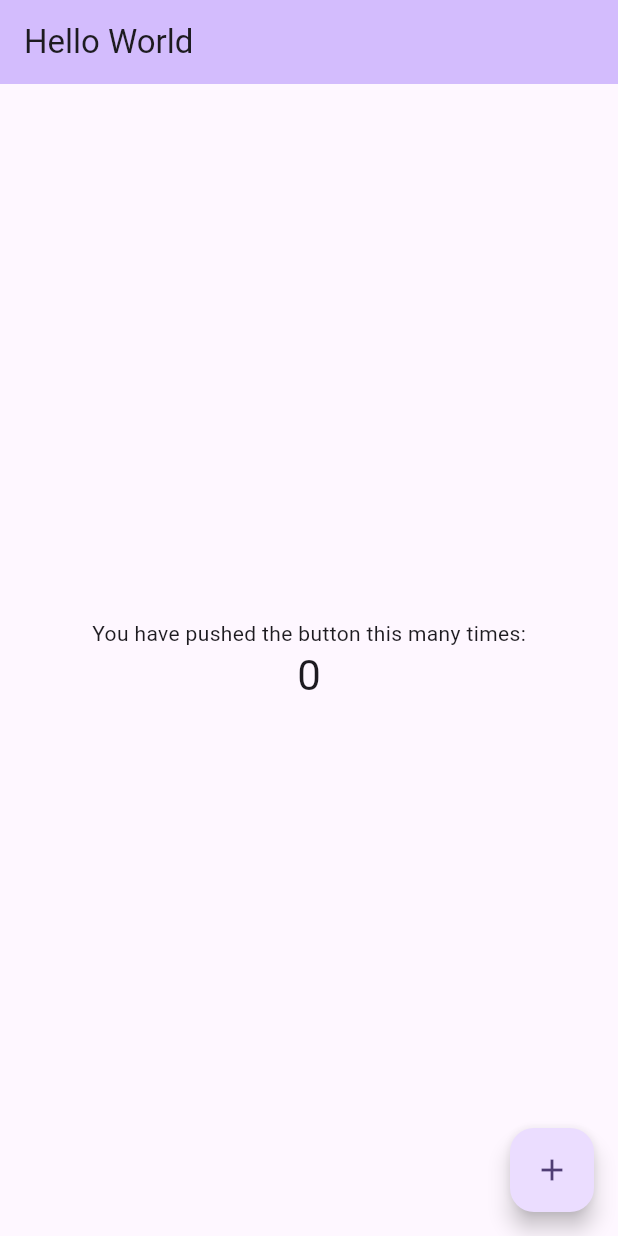
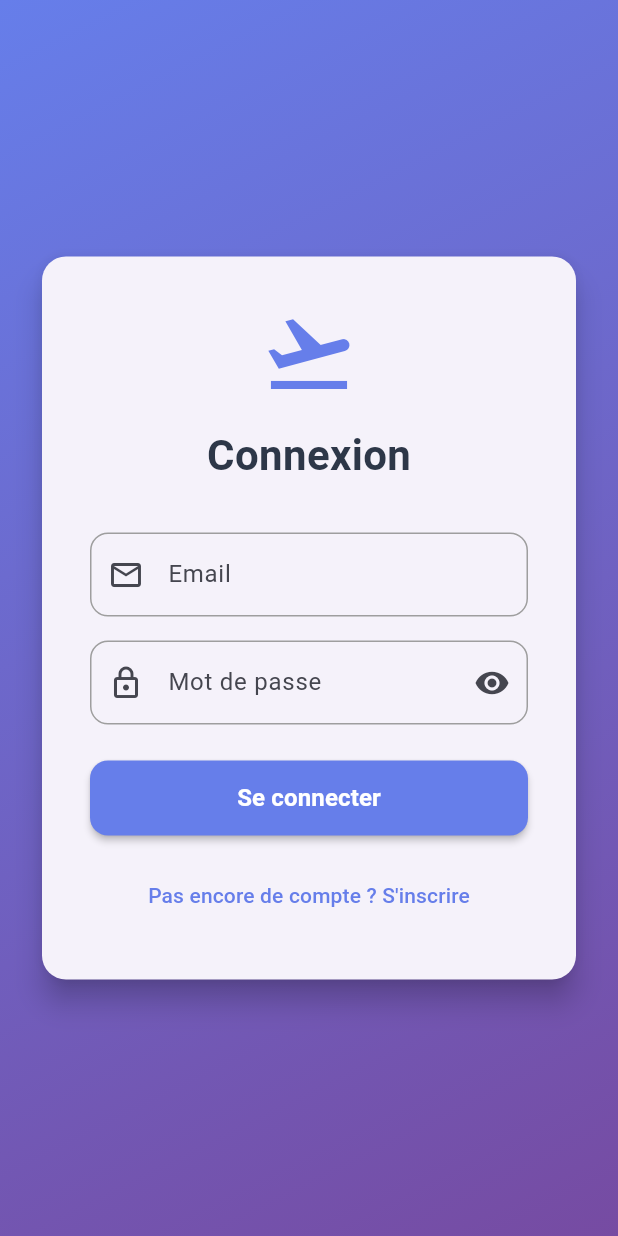
Before and after one commit to narisraz/travel_flutter, a Flutter app: the screen it shows after launch, on a phone screen of 412 x 824 dp. Run offline on Flutter 3.47's test engine with Material 3 defaults, Android fonts, the phone set to English and light mode, and no system bars; our stand-ins replace flutter_dotenv, flutter_riverpod, fpdart.

Commit message:
✨ Login page

```diff
--- a/lib/main.dart
+++ b/lib/main.dart
@@ -1,125 +1,31 @@
 import 'package:flutter/material.dart';
-import 'package:travel_flutter/core/config/env_config.dart';
+import 'package:flutter_riverpod/flutter_riverpod.dart';
+import 'package:travel_flutter/modules/core/config/env_config.dart';
+import 'package:travel_flutter/pages/auth/login/login_page.dart';
+import 'package:travel_flutter/pages/home/home_page.dart';
 
 void main() async {
   WidgetsFlutterBinding.ensureInitialized();
   await EnvConfig.load();
-  runApp(const MyApp());
+  runApp(const ProviderScope(child: MyApp()));
 }
 
 class MyApp extends StatelessWidget {
   const MyApp({super.key});
 
-  // This widget is the root of your application.
   @override
   Widget build(BuildContext context) {
     return MaterialApp(
-      title: 'Hello',
+      title: 'Travel Flutter',
       theme: ThemeData(
-        // This is the theme of your application.
-        //
-        // TRY THIS: Try running your application with "flutter run". You'll see
-        // the application has a purple toolbar. Then, without quitting the app,
-        // try changing the seedColor in the colorScheme below to Colors.green
-        // and then invoke "hot reload" (save your changes or press the "hot
-        // reload" button in a Flutter-supported IDE, or press "r" if you used
-        // the command line to start the app).
-        //
-        // Notice that the counter didn't reset back to zero; the application
-        // state is not lost during the reload. To reset the state, use hot
-        // restart instead.
-        //
-        // This works for code too, not just values: Most code changes can be
-        // tested with just a hot reload.
-        colorScheme: ColorScheme.fromSeed(seedColor: Colors.deepPurple),
+        colorScheme: ColorScheme.fromSeed(seedColor: const Color(0xFF667eea)),
+        useMaterial3: true,
       ),
-      home: const MyHomePage(title: 'Hello World'),
+      initialRoute: '/login',
+      routes: {
+        '/login': (context) => const LoginPage(),
+        '/home': (context) => const HomePage(),
+      },
     );
   }
 }
-
-class MyHomePage extends StatefulWidget {
-  const MyHomePage({super.key, required this.title});
-
-  // This widget is the home page of your application. It is stateful, meaning
-  // that it has a State object (defined below) that contains fields that affect
-  // how it looks.
-
-  // This class is the configuration for the state. It holds the values (in this
-  // case the title) provided by the parent (in this case the App widget) and
-  // used by the build method of the State. Fields in a Widget subclass are
-  // always marked "final".
-
-  final String title;
-
-  @override
-  State<MyHomePage> createState() => _MyHomePageState();
-}
-
-class _MyHomePageState extends State<MyHomePage> {
-  int _counter = 0;
-
-  void _incrementCounter() {
-    setState(() {
-      // This call to setState tells the Flutter framework that something has
-      // changed in this State, which causes it to rerun the build method below
-      // so that the display can reflect the updated values. If we changed
-      // _counter without calling setState(), then the build method would not be
-      // called again, and so nothing would appear to happen.
-      _counter++;
-    });
-  }
-
-  @override
-  Widget build(BuildContext context) {
-    // This method is rerun every time setState is called, for instance as done
-    // by the _incrementCounter method above.
-    //
-    // The Flutter framework has been optimized to make rerunning build methods
-    // fast, so that you can just rebuild anything that needs updating rather
-    // than having to individually change instances of widgets.
-    return Scaffold(
-      appBar: AppBar(
-        // TRY THIS: Try changing the color here to a specific color (to
-        // Colors.amber, perhaps?) and trigger a hot reload to see the AppBar
-        // change color while the other colors stay the same.
-        backgroundColor: Theme.of(context).colorScheme.inversePrimary,
-        // Here we take the value from the MyHomePage object that was created by
-        // the App.build method, and use it to set our appbar title.
-        title: Text(widget.title),
-      ),
-      body: Center(
-        // Center is a layout widget. It takes a single child and positions it
-        // in the middle of the parent.
-        child: Column(
-          // Column is also a layout widget. It takes a list of children and
-          // arranges them vertically. By default, it sizes itself to fit its
-          // children horizontally, and tries to be as tall as its parent.
-          //
-          // Column has various properties to control how it sizes itself and
-          // how it positions its children. Here we use mainAxisAlignment to
-          // center the children vertically; the main axis here is the vertical
-          // axis because Columns are vertical (the cross axis would be
-          // horizontal).
-          //
-          // TRY THIS: Invoke "debug painting" (choose the "Toggle Debug Paint"
-          // action in the IDE, or press "p" in the console), to see the
-          // wireframe for each widget.
-          mainAxisAlignment: MainAxisAlignment.center,
-          children: <Widget>[
-            const Text('You have pushed the button this many times:'),
-            Text(
-              '$_counter',
-              style: Theme.of(context).textTheme.headlineMedium,
-            ),
-          ],
-        ),
-      ),
-      floatingActionButton: FloatingActionButton(
-        onPressed: _incrementCounter,
-        tooltip: 'Increment',
-        child: const Icon(Icons.add),
-      ), // This trailing comma makes auto-formatting nicer for build methods.
-    );
-  }
-}
--- /dev/null
+++ b/lib/modules/auth/infrastructure/providers/auth_providers.dart
@@ -0,0 +1,24 @@
+import 'package:flutter_riverpod/flutter_riverpod.dart';
+import 'package:travel_flutter/modules/auth/application/use_cases/login.dart';
+import 'package:travel_flutter/modules/auth/domain/repositories/auth_repository.dart';
+import 'package:travel_flutter/modules/auth/infrastructure/repositories/api_auth_repository.dart';
+import 'package:travel_flutter/modules/auth/presentation/notifiers/login_notifier.dart';
+
+// Provider pour le repository d'authentification
+final authRepositoryProvider = Provider<AuthRepository>((ref) {
+  return ApiAuthRepository();
+});
+
+// Provider pour le cas d'usage de connexion
+final loginUseCaseProvider = Provider<Login>((ref) {
+  final authRepository = ref.watch(authRepositoryProvider);
+  return Login(authRepository: authRepository);
+});
+
+// Provider pour gérer l'état de connexion
+final loginStateProvider = StateNotifierProvider<LoginNotifier, LoginState>((
+  ref,
+) {
+  final loginUseCase = ref.watch(loginUseCaseProvider);
+  return LoginNotifier(loginUseCase);
+});
--- a/lib/modules/auth/infrastructure/repositories/api_auth_repository.dart
+++ b/lib/modules/auth/infrastructure/repositories/api_auth_repository.dart
@@ -1,6 +1,6 @@
 import 'package:fpdart/fpdart.dart';
 import 'package:travel_flutter/modules/auth/domain/repositories/auth_repository.dart';
-import 'package:travel_flutter/core/services/http_service.dart';
+import '../../../../modules/core/services/http_service.dart';
 
 class ApiAuthRepository implements AuthRepository {
   final HttpService _httpService = HttpService();
@@ -16,7 +16,7 @@ class ApiAuthRepository implements AuthRepository {
     );
 
     return result.fold((error) => const None(), (data) {
-      final token = data['token'] as String?;
+      final token = data['data']['token'] as String?;
       return token != null ? Some(token) : const None();
     });
   }
--- /dev/null
+++ b/lib/modules/auth/presentation/notifiers/login_notifier.dart
@@ -0,0 +1,59 @@
+import 'package:flutter_riverpod/flutter_riverpod.dart';
+import 'package:travel_flutter/modules/auth/application/use_cases/login.dart';
+import 'package:travel_flutter/modules/auth/domain/value_objects/email.dart';
+import 'package:travel_flutter/modules/auth/domain/value_objects/password.dart';
+
+// État de connexion
+sealed class LoginState {
+  const LoginState();
+}
+
+class LoginInitial extends LoginState {
+  const LoginInitial();
+}
+
+class LoginLoading extends LoginState {
+  const LoginLoading();
+}
+
+class LoginSuccess extends LoginState {
+  final String token;
+  const LoginSuccess(this.token);
+}
+
+class LoginError extends LoginState {
+  final String message;
+  const LoginError(this.message);
+}
+
+// Notifier pour gérer l'état de connexion
+class LoginNotifier extends StateNotifier<LoginState> {
+  final Login _loginUseCase;
+
+  LoginNotifier(this._loginUseCase) : super(const LoginInitial());
+
+  Future<void> login(Email email, Password password) async {
+    state = const LoginLoading();
+
+    try {
+      final result = await _loginUseCase.login(
+        email: email,
+        password: password,
+      );
+
+      result.fold((error) {
+        if (error is BadCredentialsError) {
+          state = LoginError(error.message);
+        } else {
+          state = const LoginError('Une erreur inconnue s\'est produite');
+        }
+      }, (success) => state = LoginSuccess(success.token));
+    } catch (e) {
+      state = LoginError(e.toString());
+    }
+  }
+
+  void reset() {
+    state = const LoginInitial();
+  }
+}
--- /dev/null
+++ b/lib/pages/auth/login/login_page.dart
@@ -0,0 +1,176 @@
+import 'package:flutter/material.dart';
+import 'package:flutter_riverpod/flutter_riverpod.dart';
+import 'package:travel_flutter/modules/auth/presentation/notifiers/login_notifier.dart';
+import 'package:travel_flutter/modules/auth/infrastructure/providers/auth_providers.dart';
+import 'package:travel_flutter/pages/auth/login/login_view_model.dart';
+import 'package:travel_flutter/pages/auth/login/widgets/email_field.dart';
+import 'package:travel_flutter/pages/auth/login/widgets/password_field.dart';
+
+class LoginPage extends ConsumerStatefulWidget {
+  const LoginPage({super.key});
+
+  @override
+  ConsumerState<LoginPage> createState() => _LoginPageState();
+}
+
+class _LoginPageState extends ConsumerState<LoginPage> {
+  final _formKey = GlobalKey<FormState>();
+
+  @override
+  Widget build(BuildContext context) {
+    final loginState = ref.watch(loginStateProvider);
+
+    // Navigation automatique vers la page d'accueil après connexion réussie
+    WidgetsBinding.instance.addPostFrameCallback((_) {
+      if (loginState is LoginSuccess) {
+        Navigator.of(context).pushReplacementNamed('/home');
+      }
+    });
+
+    return Scaffold(
+      body: Container(
+        decoration: const BoxDecoration(
+          gradient: LinearGradient(
+            begin: Alignment.topLeft,
+            end: Alignment.bottomRight,
+            colors: [Color(0xFF667eea), Color(0xFF764ba2)],
+          ),
+        ),
+        child: SafeArea(
+          child: Center(
+            child: SingleChildScrollView(
+              padding: const EdgeInsets.all(24.0),
+              child: Card(
+                elevation: 8,
+                shape: RoundedRectangleBorder(
+                  borderRadius: BorderRadius.circular(16),
+                ),
+                child: Padding(
+                  padding: const EdgeInsets.all(32.0),
+                  child: Form(
+                    key: _formKey,
+                    child: Column(
+                      mainAxisSize: MainAxisSize.min,
+                      children: [
+                        // Logo ou titre
+                        const Icon(
+                          Icons.flight_takeoff,
+                          size: 64,
+                          color: Color(0xFF667eea),
+                        ),
+                        const SizedBox(height: 16),
+                        const Text(
+                          'Connexion',
+                          style: TextStyle(
+                            fontSize: 28,
+                            fontWeight: FontWeight.bold,
+                            color: Color(0xFF2d3748),
+                          ),
+                        ),
+                        const SizedBox(height: 32),
+
+                        // Champ email
+                        const EmailField(),
+                        const SizedBox(height: 16),
+
+                        // Champ mot de passe
+                        const PasswordField(),
+                        const SizedBox(height: 24),
+
+                        // Message d'erreur
+                        if (loginState is LoginError) ...[
+                          Container(
+                            padding: const EdgeInsets.all(12),
+                            decoration: BoxDecoration(
+                              color: Colors.red.shade50,
+                              borderRadius: BorderRadius.circular(8),
+                              border: Border.all(color: Colors.red.shade200),
+                            ),
+                            child: Row(
+                              children: [
+                                Icon(
+                                  Icons.error_outline,
+                                  color: Colors.red.shade600,
+                                  size: 20,
+                                ),
+                                const SizedBox(width: 8),
+                                Expanded(
+                                  child: Text(
+                                    loginState.message,
+                                    style: TextStyle(
+                                      color: Colors.red.shade700,
+                                      fontSize: 14,
+                                    ),
+                                  ),
+                                ),
+                              ],
+                            ),
+                          ),
+                          const SizedBox(height: 16),
+                        ],
+
+                        // Bouton de connexion
+                        SizedBox(
+                          width: double.infinity,
+                          height: 50,
+                          child: ElevatedButton(
+                            onPressed: loginState is LoginLoading
+                                ? null
+                                : () => ref
+                                      .read(loginViewModelProvider.notifier)
+                                      .login(),
+                            style: ElevatedButton.styleFrom(
+                              backgroundColor: const Color(0xFF667eea),
+                              foregroundColor: Colors.white,
+                              shape: RoundedRectangleBorder(
+                                borderRadius: BorderRadius.circular(12),
+                              ),
+                              elevation: 2,
+                            ),
+                            child: loginState is LoginLoading
+                                ? const SizedBox(
+                                    height: 20,
+                                    width: 20,
+                                    child: CircularProgressIndicator(
+                                      strokeWidth: 2,
+                                      valueColor: AlwaysStoppedAnimation<Color>(
+                                        Colors.white,
+                                      ),
+                                    ),
+                                  )
+                                : const Text(
+                                    'Se connecter',
+                                    style: TextStyle(
+                                      fontSize: 16,
+                                      fontWeight: FontWeight.w600,
+                                    ),
+                                  ),
+                          ),
+                        ),
+                        const SizedBox(height: 16),
+
+                        // Lien d'inscription
+                        TextButton(
+                          onPressed: () {
+                            // TODO: Navigation vers la page d'inscription
+                          },
+                          child: const Text(
+                            'Pas encore de compte ? S\'inscrire',
+                            style: TextStyle(
+                              color: Color(0xFF667eea),
+                              fontSize: 14,
+                            ),
+                          ),
+                        ),
+                      ],
+                    ),
+                  ),
+                ),
+              ),
+            ),
+          ),
+        ),
+      ),
+    );
+  }
+}
--- /dev/null
+++ b/lib/pages/auth/login/widgets/email_field.dart
@@ -0,0 +1,40 @@
+import 'package:flutter/material.dart';
+import 'package:flutter_riverpod/flutter_riverpod.dart';
+import 'package:travel_flutter/pages/auth/login/login_view_model.dart';
+
+class EmailField extends ConsumerWidget {
+  const EmailField({super.key});
+
+  @override
+  Widget build(BuildContext context, WidgetRef ref) {
+    final email = ref.watch(loginViewModelProvider.select((vm) => vm.email));
+    final emailError = ref.watch(
+      loginViewModelProvider.select((vm) => vm.emailError),
+    );
+
+    return TextFormField(
+      initialValue: email,
+      keyboardType: TextInputType.emailAddress,
+      onChanged: (value) =>
+          ref.read(loginViewModelProvider.notifier).updateEmail(value),
+      decoration: InputDecoration(
+        labelText: 'Email',
+        prefixIcon: const Icon(Icons.email_outlined),
+        errorText: emailError,
+        border: OutlineInputBorder(borderRadius: BorderRadius.circular(12)),
+        enabledBorder: OutlineInputBorder(
+          borderRadius: BorderRadius.circular(12),
+          borderSide: const BorderSide(color: Colors.grey),
+        ),
+        focusedBorder: OutlineInputBorder(
+          borderRadius: BorderRadius.circular(12),
+          borderSide: const BorderSide(color: Color(0xFF667eea), width: 2),
+        ),
+        errorBorder: OutlineInputBorder(
+          borderRadius: BorderRadius.circular(12),
+          borderSide: const BorderSide(color: Colors.red),
+        ),
+      ),
+    );
+  }
+}
--- /dev/null
+++ b/lib/pages/auth/login/widgets/password_field.dart
@@ -0,0 +1,51 @@
+import 'package:flutter/material.dart';
+import 'package:flutter_riverpod/flutter_riverpod.dart';
+import 'package:travel_flutter/pages/auth/login/login_view_model.dart';
+
+class PasswordField extends ConsumerWidget {
+  const PasswordField({super.key});
+
+  @override
+  Widget build(BuildContext context, WidgetRef ref) {
+    final password = ref.watch(
+      loginViewModelProvider.select((vm) => vm.password),
+    );
+    final passwordError = ref.watch(
+      loginViewModelProvider.select((vm) => vm.passwordError),
+    );
+    final isPasswordVisible = ref.watch(
+      loginViewModelProvider.select((vm) => vm.isPasswordVisible),
+    );
+    final loginViewModel = ref.watch(loginViewModelProvider);
+
+    return TextFormField(
+      initialValue: password,
+      obscureText: !isPasswordVisible,
+      onChanged: (value) => loginViewModel.updatePassword(value),
+      decoration: InputDecoration(
+        labelText: 'Mot de passe',
+        prefixIcon: const Icon(Icons.lock_outlined),
+        errorText: passwordError,
+        suffixIcon: IconButton(
+          icon: Icon(
+            isPasswordVisible ? Icons.visibility_off : Icons.visibility,
+          ),
+          onPressed: () => loginViewModel.togglePasswordVisibility(),
+        ),
+        border: OutlineInputBorder(borderRadius: BorderRadius.circular(12)),
+        enabledBorder: OutlineInputBorder(
+          borderRadius: BorderRadius.circular(12),
+          borderSide: const BorderSide(color: Colors.grey),
+        ),
+        focusedBorder: OutlineInputBorder(
+          borderRadius: BorderRadius.circular(12),
+          borderSide: const BorderSide(color: Color(0xFF667eea), width: 2),
+        ),
+        errorBorder: OutlineInputBorder(
+          borderRadius: BorderRadius.circular(12),
+          borderSide: const BorderSide(color: Colors.red),
+        ),
+      ),
+    );
+  }
+}
--- a/pubspec.yaml
+++ b/pubspec.yaml
@@ -37,6 +37,7 @@ dependencies:
   fpdart: ^1.1.1
   http: ^1.2.0
   flutter_dotenv: ^5.1.0
+  flutter_riverpod: ^2.5.1
 
 dev_dependencies:
   flutter_test:
```
Also changed, not shown: lib/pages/auth/login/login_view_model.dart (added, +118 -0 lines), lib/pages/home/home_page.dart (added, +82 -0 lines), lib/pages/home/home_view_model.dart (added, +21 -0 lines), pubspec.lock.
